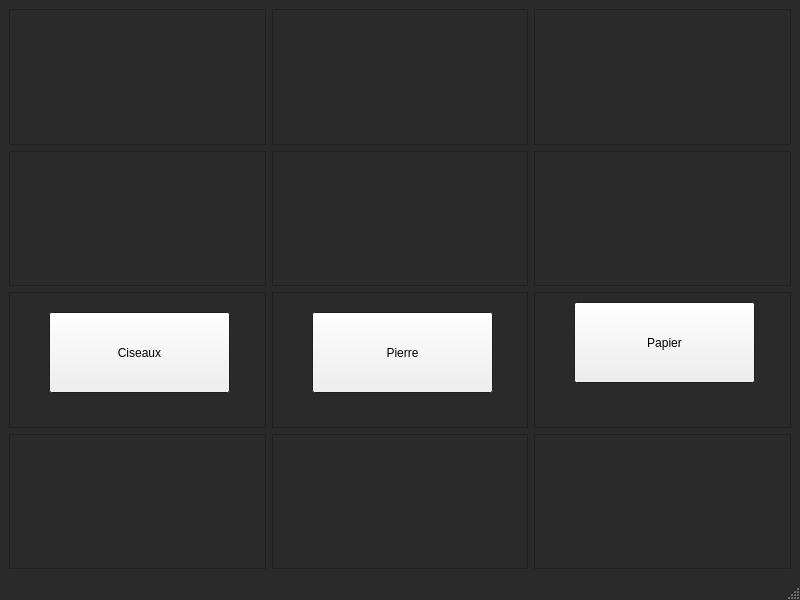
Qt form mainwindow.ui (EnzoTlz/PFC) before a commit.
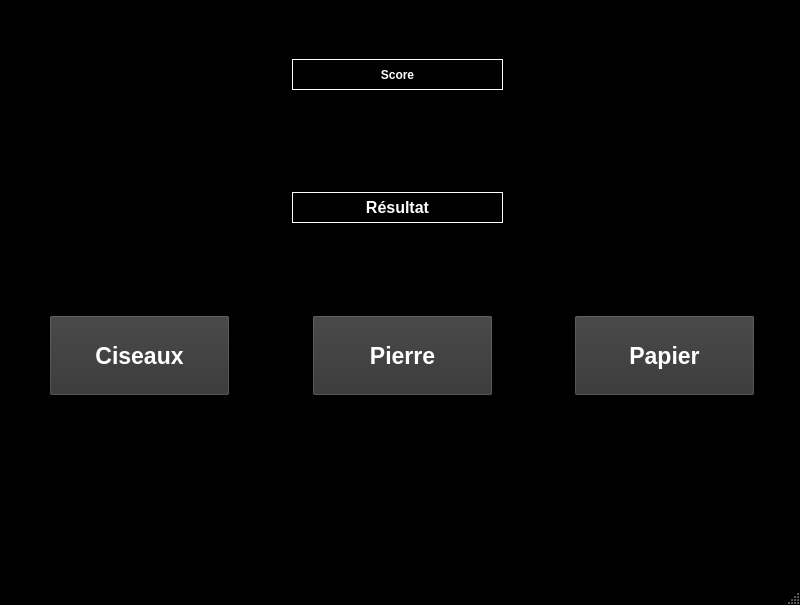
The same form after that commit. Icons and pictures are not drawn.

Commit message: replace text in Qlabel by Icon + fix Score + ihm

What changed in the file:
```diff
--- a/mainwindow.ui
+++ b/mainwindow.ui
@@ -7,7 +7,7 @@
     <x>0</x>
     <y>0</y>
     <width>800</width>
-    <height>600</height>
+    <height>605</height>
    </rect>
   </property>
   <property name="palette">
@@ -25,9 +25,18 @@
      <colorrole role="Window">
       <brush brushstyle="SolidPattern">
        <color alpha="255">
-        <red>42</red>
-        <green>42</green>
-        <blue>42</blue>
+        <red>0</red>
+        <green>0</green>
+        <blue>0</blue>
+       </color>
+      </brush>
+     </colorrole>
+     <colorrole role="PlaceholderText">
+      <brush brushstyle="SolidPattern">
+       <color alpha="128">
+        <red>0</red>
+        <green>0</green>
+        <blue>0</blue>
        </color>
       </brush>
      </colorrole>
@@ -45,9 +54,18 @@
      <colorrole role="Window">
       <brush brushstyle="SolidPattern">
        <color alpha="255">
-        <red>42</red>
-        <green>42</green>
-        <blue>42</blue>
+        <red>0</red>
+        <green>0</green>
+        <blue>0</blue>
+       </color>
+      </brush>
+     </colorrole>
+     <colorrole role="PlaceholderText">
+      <brush brushstyle="SolidPattern">
+       <color alpha="128">
+        <red>0</red>
+        <green>0</green>
+        <blue>0</blue>
        </color>
       </brush>
      </colorrole>
@@ -65,18 +83,27 @@
      <colorrole role="Base">
       <brush brushstyle="SolidPattern">
        <color alpha="255">
-        <red>42</red>
-        <green>42</green>
-        <blue>42</blue>
+        <red>0</red>
+        <green>0</green>
+        <blue>0</blue>
        </color>
       </brush>
      </colorrole>
      <colorrole role="Window">
       <brush brushstyle="SolidPattern">
        <color alpha="255">
-        <red>42</red>
-        <green>42</green>
-        <blue>42</blue>
+        <red>0</red>
+        <green>0</green>
+        <blue>0</blue>
+       </color>
+      </brush>
+     </colorrole>
+     <colorrole role="PlaceholderText">
+      <brush brushstyle="SolidPattern">
+       <color alpha="128">
+        <red>0</red>
+        <green>0</green>
+        <blue>0</blue>
        </color>
       </brush>
      </colorrole>
@@ -90,13 +117,50 @@
    <string>MainWindow</string>
   </property>
   <widget class="QWidget" name="centralwidget">
+   <property name="palette">
+    <palette>
+     <active>
+      <colorrole role="PlaceholderText">
+       <brush brushstyle="SolidPattern">
+        <color alpha="128">
+         <red>0</red>
+         <green>0</green>
+         <blue>0</blue>
+        </color>
+       </brush>
+      </colorrole>
+     </active>
+     <inactive>
+      <colorrole role="PlaceholderText">
+       <brush brushstyle="SolidPattern">
+        <color alpha="128">
+         <red>0</red>
+         <green>0</green>
+         <blue>0</blue>
+        </color>
+       </brush>
+      </colorrole>
+     </inactive>
+     <disabled>
+      <colorrole role="PlaceholderText">
+       <brush brushstyle="SolidPattern">
+        <color alpha="128">
+         <red>0</red>
+         <green>0</green>
+         <blue>0</blue>
+        </color>
+       </brush>
+      </colorrole>
+     </disabled>
+    </palette>
+   </property>
    <layout class="QVBoxLayout" name="verticalLayout">
     <item>
      <layout class="QGridLayout" name="gridLayout">
       <item row="0" column="1">
        <widget class="QFrame" name="frame">
         <property name="frameShape">
-         <enum>QFrame::StyledPanel</enum>
+         <enum>QFrame::NoFrame</enum>
         </property>
         <property name="frameShadow">
          <enum>QFrame::Raised</enum>
@@ -106,7 +170,7 @@
       <item row="0" column="3">
        <widget class="QFrame" name="frame_3">
         <property name="frameShape">
-         <enum>QFrame::StyledPanel</enum>
+         <enum>QFrame::NoFrame</enum>
         </property>
         <property name="frameShadow">
          <enum>QFrame::Raised</enum>
@@ -116,7 +180,7 @@
       <item row="3" column="1">
        <widget class="QFrame" name="frame_10">
         <property name="frameShape">
-         <enum>QFrame::StyledPanel</enum>
+         <enum>QFrame::NoFrame</enum>
         </property>
         <property name="frameShadow">
          <enum>QFrame::Raised</enum>
@@ -126,25 +190,75 @@
       <item row="1" column="1">
        <widget class="QFrame" name="frame_5">
         <property name="frameShape">
-         <enum>QFrame::StyledPanel</enum>
+         <enum>QFrame::NoFrame</enum>
         </property>
         <property name="frameShadow">
          <enum>QFrame::Raised</enum>
         </property>
-        <widget class="QLabel" name="lb_PrintOrdi">
+        <widget class="QLabel" name="lb_CiseauxOrdi">
+         <property name="enabled">
+          <bool>true</bool>
+         </property>
          <property name="geometry">
           <rect>
-           <x>20</x>
-           <y>50</y>
-           <width>211</width>
-           <height>31</height>
+           <x>40</x>
+           <y>0</y>
+           <width>171</width>
+           <height>121</height>
           </rect>
          </property>
          <property name="text">
           <string/>
          </property>
-         <property name="alignment">
-          <set>Qt::AlignCenter</set>
+         <property name="pixmap">
+          <pixmap>../Téléchargements/ciseaux.png</pixmap>
+         </property>
+         <property name="scaledContents">
+          <bool>true</bool>
+         </property>
+        </widget>
+        <widget class="QLabel" name="lb_PierreOrdi">
+         <property name="enabled">
+          <bool>true</bool>
+         </property>
+         <property name="geometry">
+          <rect>
+           <x>50</x>
+           <y>0</y>
+           <width>151</width>
+           <height>121</height>
+          </rect>
+         </property>
+         <property name="text">
+          <string/>
+         </property>
+         <property name="pixmap">
+          <pixmap>../Téléchargements/pierre.png</pixmap>
+         </property>
+         <property name="scaledContents">
+          <bool>true</bool>
+         </property>
+        </widget>
+        <widget class="QLabel" name="lb_FeuilleOrdi">
+         <property name="enabled">
+          <bool>true</bool>
+         </property>
+         <property name="geometry">
+          <rect>
+           <x>50</x>
+           <y>-10</y>
+           <width>141</width>
+           <height>121</height>
+          </rect>
+         </property>
+         <property name="text">
+          <string/>
+         </property>
+         <property name="pixmap">
+          <pixmap>../Téléchargements/feuille.png</pixmap>
+         </property>
+         <property name="scaledContents">
+          <bool>true</bool>
          </property>
         </widget>
        </widget>
@@ -266,7 +380,7 @@
          </font>
         </property>
         <property name="frameShape">
-         <enum>QFrame::StyledPanel</enum>
+         <enum>QFrame::NoFrame</enum>
         </property>
         <property name="frameShadow">
          <enum>QFrame::Raised</enum>
@@ -274,17 +388,58 @@
         <widget class="QLabel" name="lb_PrintUser">
          <property name="geometry">
           <rect>
-           <x>20</x>
-           <y>50</y>
-           <width>211</width>
-           <height>31</height>
+           <x>50</x>
+           <y>0</y>
+           <width>151</width>
+           <height>121</height>
           </rect>
          </property>
          <property name="text">
           <string/>
          </property>
-         <property name="alignment">
-          <set>Qt::AlignCenter</set>
+         <property name="pixmap">
+          <pixmap>../Téléchargements/pierre.png</pixmap>
+         </property>
+         <property name="scaledContents">
+          <bool>true</bool>
+         </property>
+        </widget>
+        <widget class="QLabel" name="lb_FeuilleUser">
+         <property name="geometry">
+          <rect>
+           <x>50</x>
+           <y>0</y>
+           <width>141</width>
+           <height>121</height>
+          </rect>
+         </property>
+         <property name="text">
+          <string/>
+         </property>
+         <property name="pixmap">
+          <pixmap>../Téléchargements/feuille.png</pixmap>
+         </property>
+         <property name="scaledContents">
+          <bool>true</bool>
+         </property>
+        </widget>
+        <widget class="QLabel" name="lb_CiseauxUser">
+         <property name="geometry">
+          <rect>
+           <x>40</x>
+           <y>0</y>
+           <width>171</width>
+           <height>121</height>
+          </rect>
+         </property>
+         <property name="text">
+          <string/>
+         </property>
+         <property name="pixmap">
+          <pixmap>../Téléchargements/ciseaux.png</pixmap>
+         </property>
+         <property name="scaledContents">
+          <bool>true</bool>
          </property>
         </widget>
        </widget>
@@ -292,7 +447,7 @@
       <item row="2" column="2">
        <widget class="QFrame" name="frame_8">
         <property name="frameShape">
-         <enum>QFrame::StyledPanel</enum>
+         <enum>QFrame::NoFrame</enum>
         </property>
         <property name="frameShadow">
          <enum>QFrame::Raised</enum>
@@ -306,6 +461,97 @@
            <height>81</height>
           </rect>
          </property>
+         <property name="palette">
+          <palette>
+           <active>
+            <colorrole role="Button">
+             <brush brushstyle="SolidPattern">
+              <color alpha="255">
+               <red>51</red>
+               <green>51</green>
+               <blue>51</blue>
+              </color>
+             </brush>
+            </colorrole>
+            <colorrole role="BrightText">
+             <brush brushstyle="SolidPattern">
+              <color alpha="255">
+               <red>0</red>
+               <green>0</green>
+               <blue>0</blue>
+              </color>
+             </brush>
+            </colorrole>
+            <colorrole role="ButtonText">
+             <brush brushstyle="SolidPattern">
+              <color alpha="255">
+               <red>255</red>
+               <green>255</green>
+               <blue>255</blue>
+              </color>
+             </brush>
+            </colorrole>
+           </active>
+           <inactive>
+            <colorrole role="Button">
+             <brush brushstyle="SolidPattern">
+              <color alpha="255">
+               <red>51</red>
+               <green>51</green>
+               <blue>51</blue>
+              </color>
+             </brush>
+            </colorrole>
+            <colorrole role="BrightText">
+             <brush brushstyle="SolidPattern">
+              <color alpha="255">
+               <red>0</red>
+               <green>0</green>
+               <blue>0</blue>
+              </color>
+             </brush>
+            </colorrole>
+            <colorrole role="ButtonText">
+             <brush brushstyle="SolidPattern">
+              <color alpha="255">
+               <red>255</red>
+               <green>255</green>
+               <blue>255</blue>
+              </color>
+             </brush>
+            </colorrole>
+           </inactive>
+           <disabled>
+            <colorrole role="Button">
+             <brush brushstyle="SolidPattern">
+              <color alpha="255">
+               <red>51</red>
+               <green>51</green>
+               <blue>51</blue>
+              </color>
+             </brush>
+            </colorrole>
+            <colorrole role="BrightText">
+             <brush brushstyle="SolidPattern">
+              <color alpha="255">
+               <red>0</red>
+               <green>0</green>
+               <blue>0</blue>
+              </color>
+             </brush>
+            </colorrole>
+           </disabled>
+          </palette>
+         </property>
+         <property name="font">
+          <font>
+           <pointsize>17</pointsize>
+           <bold>true</bold>
+          </font>
+         </property>
+         <property name="cursor">
+          <cursorShape>PointingHandCursor</cursorShape>
+         </property>
          <property name="text">
           <string>Pierre</string>
          </property>
@@ -315,7 +561,7 @@
       <item row="3" column="2">
        <widget class="QFrame" name="frame_11">
         <property name="frameShape">
-         <enum>QFrame::StyledPanel</enum>
+         <enum>QFrame::NoFrame</enum>
         </property>
         <property name="frameShadow">
          <enum>QFrame::Raised</enum>
@@ -325,7 +571,7 @@
       <item row="2" column="1">
        <widget class="QFrame" name="frame_7">
         <property name="frameShape">
-         <enum>QFrame::StyledPanel</enum>
+         <enum>QFrame::NoFrame</enum>
         </property>
         <property name="frameShadow">
          <enum>QFrame::Raised</enum>
@@ -339,16 +585,128 @@
            <height>81</height>
           </rect>
          </property>
+         <property name="palette">
+          <palette>
+           <active>
+            <colorrole role="Button">
+             <brush brushstyle="SolidPattern">
+              <color alpha="255">
+               <red>51</red>
+               <green>51</green>
+               <blue>51</blue>
+              </color>
+             </brush>
+            </colorrole>
+            <colorrole role="Text">
+             <brush brushstyle="SolidPattern">
+              <color alpha="255">
+               <red>0</red>
+               <green>0</green>
+               <blue>0</blue>
+              </color>
+             </brush>
+            </colorrole>
+            <colorrole role="BrightText">
+             <brush brushstyle="SolidPattern">
+              <color alpha="255">
+               <red>255</red>
+               <green>255</green>
+               <blue>255</blue>
+              </color>
+             </brush>
+            </colorrole>
+            <colorrole role="ButtonText">
+             <brush brushstyle="SolidPattern">
+              <color alpha="255">
+               <red>255</red>
+               <green>255</green>
+               <blue>255</blue>
+              </color>
+             </brush>
+            </colorrole>
+           </active>
+           <inactive>
+            <colorrole role="Button">
+             <brush brushstyle="SolidPattern">
+              <color alpha="255">
+               <red>51</red>
+               <green>51</green>
+               <blue>51</blue>
+              </color>
+             </brush>
+            </colorrole>
+            <colorrole role="Text">
+             <brush brushstyle="SolidPattern">
+              <color alpha="255">
+               <red>0</red>
+               <green>0</green>
+               <blue>0</blue>
+              </color>
+             </brush>
+            </colorrole>
+            <colorrole role="BrightText">
+             <brush brushstyle="SolidPattern">
+              <color alpha="255">
+               <red>255</red>
+               <green>255</green>
+               <blue>255</blue>
+              </color>
+             </brush>
+            </colorrole>
+            <colorrole role="ButtonText">
+             <brush brushstyle="SolidPattern">
+              <color alpha="255">
+               <red>255</red>
+               <green>255</green>
+               <blue>255</blue>
+              </color>
+             </brush>
+            </colorrole>
+           </inactive>
+           <disabled>
+            <colorrole role="Button">
+             <brush brushstyle="SolidPattern">
+              <color alpha="255">
+               <red>51</red>
+               <green>51</green>
+               <blue>51</blue>
+              </color>
+             </brush>
+            </colorrole>
+            <colorrole role="BrightText">
+             <brush brushstyle="SolidPattern">
+              <color alpha="255">
+               <red>255</red>
+               <green>255</green>
+               <blue>255</blue>
+              </color>
+             </brush>
+            </colorrole>
+           </disabled>
+          </palette>
+         </property>
+         <property name="font">
+          <font>
+           <pointsize>17</pointsize>
+           <bold>true</bold>
+          </font>
+         </property>
+         <property name="cursor">
+          <cursorShape>PointingHandCursor</cursorShape>
+         </property>
          <property name="text">
           <string>Ciseaux</string>
          </property>
+         <property name="autoDefault">
+          <bool>false</bool>
+         </property>
         </widget>
        </widget>
       </item>
       <item row="3" column="3">
        <widget class="QFrame" name="frame_12">
         <property name="frameShape">
-         <enum>QFrame::StyledPanel</enum>
+         <enum>QFrame::NoFrame</enum>
         </property>
         <property name="frameShadow">
          <enum>QFrame::Raised</enum>
@@ -358,7 +716,7 @@
       <item row="2" column="3">
        <widget class="QFrame" name="frame_9">
         <property name="frameShape">
-         <enum>QFrame::StyledPanel</enum>
+         <enum>QFrame::NoFrame</enum>
         </property>
         <property name="frameShadow">
          <enum>QFrame::Raised</enum>
@@ -367,11 +725,120 @@
          <property name="geometry">
           <rect>
            <x>40</x>
-           <y>10</y>
+           <y>20</y>
            <width>181</width>
            <height>81</height>
           </rect>
          </property>
+         <property name="palette">
+          <palette>
+           <active>
+            <colorrole role="Button">
+             <brush brushstyle="SolidPattern">
+              <color alpha="255">
+               <red>51</red>
+               <green>51</green>
+               <blue>51</blue>
+              </color>
+             </brush>
+            </colorrole>
+            <colorrole role="BrightText">
+             <brush brushstyle="SolidPattern">
+              <color alpha="255">
+               <red>255</red>
+               <green>255</green>
+               <blue>255</blue>
+              </color>
+             </brush>
+            </colorrole>
+            <colorrole role="ButtonText">
+             <brush brushstyle="SolidPattern">
+              <color alpha="255">
+               <red>255</red>
+               <green>255</green>
+               <blue>255</blue>
+              </color>
+             </brush>
+            </colorrole>
+            <colorrole role="Base">
+             <brush brushstyle="SolidPattern">
+              <color alpha="255">
+               <red>255</red>
+               <green>255</green>
+               <blue>255</blue>
+              </color>
+             </brush>
+            </colorrole>
+           </active>
+           <inactive>
+            <colorrole role="Button">
+             <brush brushstyle="SolidPattern">
+              <color alpha="255">
+               <red>51</red>
+               <green>51</green>
+               <blue>51</blue>
+              </color>
+             </brush>
+            </colorrole>
+            <colorrole role="BrightText">
+             <brush brushstyle="SolidPattern">
+              <color alpha="255">
+               <red>255</red>
+               <green>255</green>
+               <blue>255</blue>
+              </color>
+             </brush>
+            </colorrole>
+            <colorrole role="ButtonText">
+             <brush brushstyle="SolidPattern">
+              <color alpha="255">
+               <red>255</red>
+               <green>255</green>
+               <blue>255</blue>
+              </color>
+             </brush>
+            </colorrole>
+            <colorrole role="Base">
+             <brush brushstyle="SolidPattern">
+              <color alpha="255">
+               <red>255</red>
+               <green>255</green>
+               <blue>255</blue>
+              </color>
+             </brush>
+            </colorrole>
+           </inactive>
+           <disabled>
+            <colorrole role="Button">
+             <brush brushstyle="SolidPattern">
+              <color alpha="255">
+               <red>51</red>
+               <green>51</green>
+               <blue>51</blue>
+              </color>
+             </brush>
+            </colorrole>
+            <colorrole role="BrightText">
+             <brush brushstyle="SolidPattern">
+              <color alpha="255">
+               <red>255</red>
+               <green>255</green>
+               <blue>255</blue>
+              </color>
+             </brush>
+            </colorrole>
+           </disabled>
+          </palette>
+         </property>
+         <property name="font">
+          <font>
+           <pointsize>17</pointsize>
+           <bold>true</bold>
+          </font>
+         </property>
+         <property name="cursor">
+          <cursorShape>PointingHandCursor</cursorShape>
+         </property>
          <property name="text">
           <string>Papier</string>
          </property>
@@ -499,7 +966,7 @@
          </palette>
         </property>
         <property name="frameShape">
-         <enum>QFrame::StyledPanel</enum>
+         <enum>QFrame::NoFrame</enum>
         </property>
         <property name="frameShadow">
          <enum>QFrame::Raised</enum>
@@ -513,8 +980,17 @@
            <height>31</height>
           </rect>
          </property>
+         <property name="font">
+          <font>
+           <pointsize>12</pointsize>
+           <bold>true</bold>
+          </font>
+         </property>
+         <property name="frameShape">
+          <enum>QFrame::Box</enum>
+         </property>
          <property name="text">
-          <string/>
+          <string>Résultat</string>
          </property>
          <property name="alignment">
           <set>Qt::AlignCenter</set>
@@ -525,7 +1001,7 @@
       <item row="0" column="2">
        <widget class="QFrame" name="frame_2">
         <property name="frameShape">
-         <enum>QFrame::StyledPanel</enum>
+         <enum>QFrame::NoFrame</enum>
         </property>
         <property name="frameShadow">
          <enum>QFrame::Raised</enum>
@@ -539,24 +1015,43 @@
            <height>31</height>
           </rect>
          </property>
-         <property name="text">
-          <string/>
+         <property name="palette">
+          <palette>
+           <active>
+            <colorrole role="WindowText">
+             <brush brushstyle="SolidPattern">
+              <color alpha="255">
+               <red>255</red>
+               <green>255</green>
+               <blue>255</blue>
+              </color>
+             </brush>
+            </colorrole>
+           </active>
+           <inactive>
+            <colorrole role="WindowText">
+             <brush brushstyle="SolidPattern">
+              <color alpha="255">
+               <red>255</red>
+               <green>255</green>
+               <blue>255</blue>
+              </color>
+             </brush>
+            </colorrole>
+           </inactive>
+           <disabled/>
+          </palette>
          </property>
-         <property name="alignment">
-          <set>Qt::AlignCenter</set>
+         <property name="font">
+          <font>
+           <bold>true</bold>
+          </font>
          </property>
-        </widget>
-        <widget class="QLabel" name="lb_PrintUser_2">
-         <property name="geometry">
-          <rect>
-           <x>0</x>
-           <y>0</y>
-           <width>211</width>
-           <height>31</height>
-          </rect>
+         <property name="frameShape">
+          <enum>QFrame::Box</enum>
          </property>
          <property name="text">
-          <string/>
+          <string>Score</string>
          </property>
          <property name="alignment">
           <set>Qt::AlignCenter</set>
```
Left out of the diff: 2 changed lines with no effect on the pictures. The commit also changes 3 other files.
